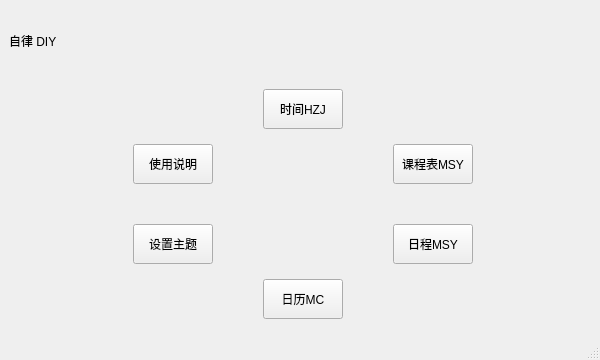
First picture: the form in realProgect/mainwindow.ui, repository Arthur381/QTproject, before the edit.
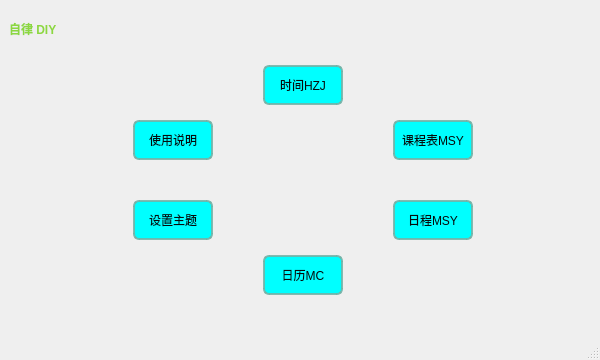
Second picture: the form after the edit. Icons and pictures are not drawn.

The edit to the form file:
```diff
--- a/realProgect/mainwindow.ui
+++ b/realProgect/mainwindow.ui
@@ -32,6 +32,15 @@
   <property name="toolTip">
    <string>主窗口</string>
   </property>
+  <property name="styleSheet">
+   <string notr="true">QMainWindow#MainWindow{background-image: url(:/background/HP2.jpg);
+ background-position: center; 
+ background-repeat: no-repeat; 
+background-attachment: fixed; }</string>
+  </property>
+  <property name="animated">
+   <bool>false</bool>
+  </property>
   <property name="unifiedTitleAndToolBarOnMac">
    <bool>false</bool>
   </property>
@@ -45,6 +54,9 @@
         <height>250</height>
        </size>
       </property>
+      <property name="styleSheet">
+       <string notr="true"/>
+      </property>
       <widget class="QPushButton" name="TTBT">
        <property name="geometry">
         <rect>
@@ -60,6 +72,9 @@
          <height>40</height>
         </size>
        </property>
+       <property name="styleSheet">
+        <string notr="true">QPushButton{border: 2px solid rgba(115, 177, 166, 0.865);color:rgb(5, 12, 12);background-color:aqua;border-radius: 6;size: 40px,40px;font: 10pt &quot;楷体&quot;;}</string>
+       </property>
        <property name="text">
         <string>课程表MSY</string>
        </property>
@@ -79,6 +94,9 @@
          <height>40</height>
         </size>
        </property>
+       <property name="styleSheet">
+        <string notr="true">QPushButton{border: 2px solid rgba(115, 177, 166, 0.865);color:rgb(5, 12, 12);background-color:aqua;border-radius: 6;size: 40px,40px;font: 10pt &quot;楷体&quot;;}</string>
+       </property>
        <property name="text">
         <string>日程MSY</string>
        </property>
@@ -98,6 +116,9 @@
          <height>40</height>
         </size>
        </property>
+       <property name="styleSheet">
+        <string notr="true">QPushButton{border: 2px solid rgba(115, 177, 166, 0.865);color:rgb(5, 12, 12);background-color:aqua;border-radius: 6;size: 40px,40px;font: 10pt &quot;楷体&quot;;}</string>
+       </property>
        <property name="text">
         <string>日历MC</string>
        </property>
@@ -117,6 +138,9 @@
          <height>40</height>
         </size>
        </property>
+       <property name="styleSheet">
+        <string notr="true">QPushButton{border: 2px solid rgba(115, 177, 166, 0.865);color:rgb(5, 12, 12);background-color:aqua;border-radius: 6;size: 40px,40px;font: 10pt &quot;楷体&quot;;}</string>
+       </property>
        <property name="text">
         <string>设置主题</string>
        </property>
@@ -136,6 +160,9 @@
          <height>40</height>
         </size>
        </property>
+       <property name="styleSheet">
+        <string notr="true">QPushButton{border: 2px solid rgba(115, 177, 166, 0.865);color:rgb(5, 12, 12);background-color:aqua;border-radius: 6;size: 40px,40px;font: 10pt &quot;楷体&quot;;}</string>
+       </property>
        <property name="text">
         <string>使用说明</string>
        </property>
@@ -158,6 +185,9 @@
        <property name="cursor">
         <cursorShape>PointingHandCursor</cursorShape>
        </property>
+       <property name="styleSheet">
+        <string notr="true">QPushButton{border: 2px solid rgba(115, 177, 166, 0.865);color:rgb(5, 12, 12);background-color:aqua;border-radius: 6;size: 40px,40px;font: 10pt &quot;楷体&quot;;}</string>
+       </property>
        <property name="text">
         <string>时间HZJ</string>
        </property>
@@ -166,6 +196,15 @@
     </item>
     <item row="0" column="0">
      <widget class="QLabel" name="label">
+      <property name="maximumSize">
+       <size>
+        <width>16777215</width>
+        <height>40</height>
+       </size>
+      </property>
+      <property name="styleSheet">
+       <string notr="true">#label{color: #8cd740;font: &quot;楷体&quot;;font: 30pt &quot;黑体&quot;;font-weight: bold;text-align: center;}</string>
+      </property>
       <property name="text">
        <string>自律 DIY</string>
       </property>
```
